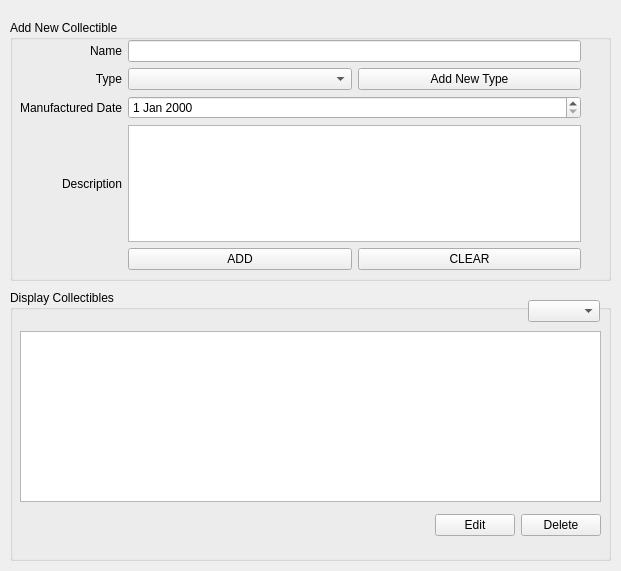
Above: mainwindow.ui from bluedust27/vintage-tech before the change. Below: the same form after it.
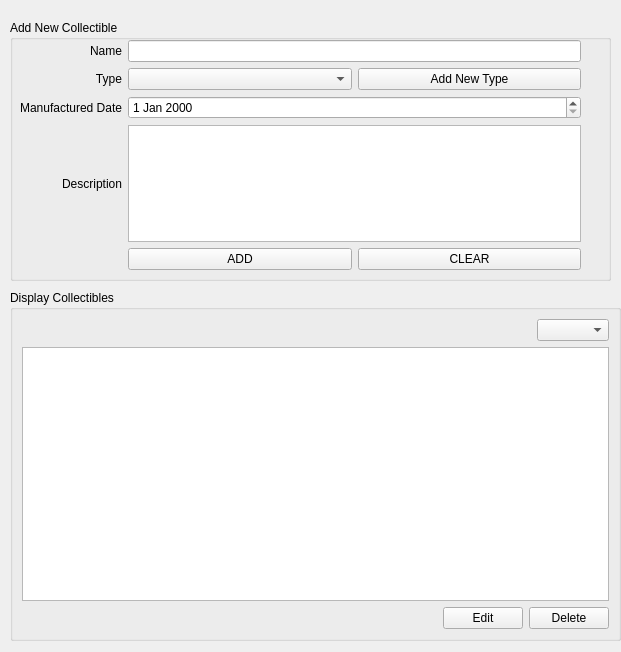
That is the form after the change.

Patch:
```diff
--- a/mainwindow.ui
+++ b/mainwindow.ui
@@ -7,7 +7,7 @@
     <x>0</x>
     <y>0</y>
     <width>621</width>
-    <height>571</height>
+    <height>652</height>
    </rect>
   </property>
   <property name="windowTitle">
@@ -19,22 +19,43 @@
      <rect>
       <x>10</x>
       <y>290</y>
-      <width>601</width>
-      <height>271</height>
+      <width>611</width>
+      <height>351</height>
      </rect>
     </property>
     <property name="title">
      <string>Display Collectibles</string>
     </property>
+    <layout class="QGridLayout" name="gridLayout_2">
+     <item row="0" column="0">
+      <layout class="QHBoxLayout" name="horizontalLayout_3">
+       <item>
+        <spacer name="horizontalSpacer_2">
+         <property name="orientation">
+          <enum>Qt::Horizontal</enum>
+         </property>
+         <property name="sizeType">
+          <enum>QSizePolicy::Expanding</enum>
+         </property>
+         <property name="sizeHint" stdset="0">
+          <size>
+           <width>40</width>
+           <height>20</height>
+          </size>
+         </property>
+        </spacer>
+       </item>
+       <item>
+        <widget class="QComboBox" name="cmb_typedisplay">
+         <property name="sizeAdjustPolicy">
+          <enum>QComboBox::AdjustToContents</enum>
+         </property>
+        </widget>
+       </item>
+      </layout>
+     </item>
+     <item row="1" column="0">
     <widget class="QTableWidget" name="tbl_show">
-     <property name="geometry">
-      <rect>
-       <x>10</x>
-       <y>41</y>
-       <width>581</width>
-       <height>171</height>
-      </rect>
-     </property>
      <property name="font">
       <font>
        <family>Book Antiqua</family>
@@ -56,15 +77,8 @@
       <bool>true</bool>
      </property>
     </widget>
-    <widget class="QWidget" name="horizontalLayoutWidget_2">
-     <property name="geometry">
-      <rect>
-       <x>10</x>
-       <y>220</y>
-       <width>581</width>
-       <height>31</height>
-      </rect>
-     </property>
+     </item>
+     <item row="2" column="0">
      <layout class="QHBoxLayout" name="horizontalLayout_2">
       <item>
        <spacer name="horizontalSpacer">
@@ -94,42 +108,8 @@
        </widget>
       </item>
      </layout>
-    </widget>
-    <widget class="QWidget" name="horizontalLayoutWidget">
-     <property name="geometry">
-      <rect>
-       <x>19</x>
-       <y>10</y>
-       <width>571</width>
-       <height>22</height>
-      </rect>
-     </property>
-     <layout class="QHBoxLayout" name="horizontalLayout_3">
-      <item>
-       <spacer name="horizontalSpacer_2">
-        <property name="orientation">
-         <enum>Qt::Horizontal</enum>
-        </property>
-        <property name="sizeType">
-         <enum>QSizePolicy::Expanding</enum>
-        </property>
-        <property name="sizeHint" stdset="0">
-         <size>
-          <width>40</width>
-          <height>20</height>
-         </size>
-        </property>
-       </spacer>
-      </item>
-      <item>
-       <widget class="QComboBox" name="cmb_typedisplay">
-        <property name="sizeAdjustPolicy">
-         <enum>QComboBox::AdjustToContents</enum>
-        </property>
-       </widget>
-      </item>
-     </layout>
-    </widget>
+     </item>
+    </layout>
    </widget>
    <widget class="QWidget" name="verticalLayoutWidget">
     <property name="geometry">
```
Left out of the diff: 2 changed lines with no effect on the pictures. Lines whose indentation alone changed are shown as unchanged.
